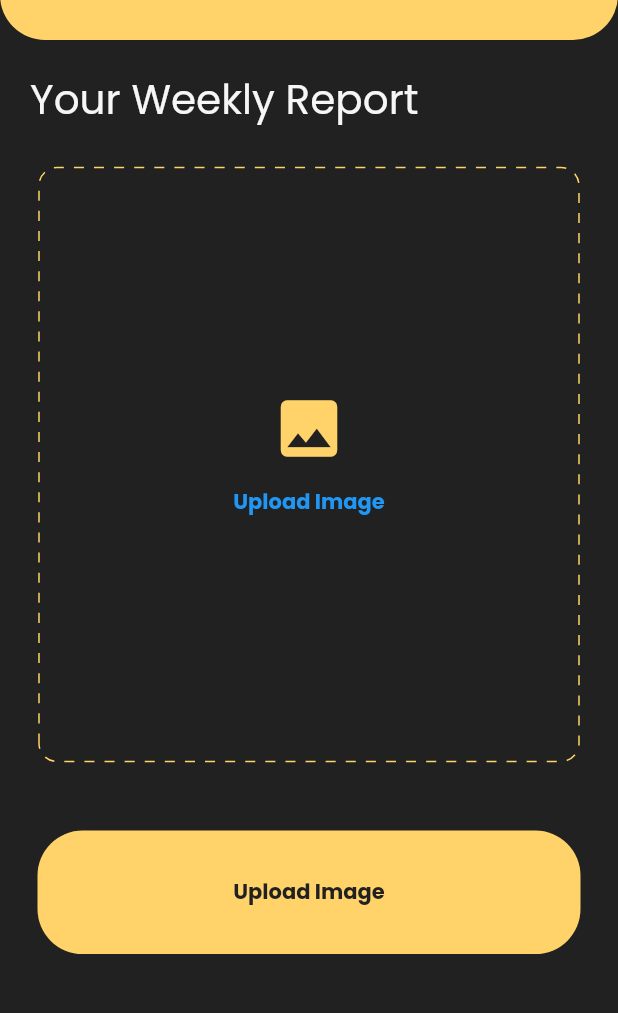
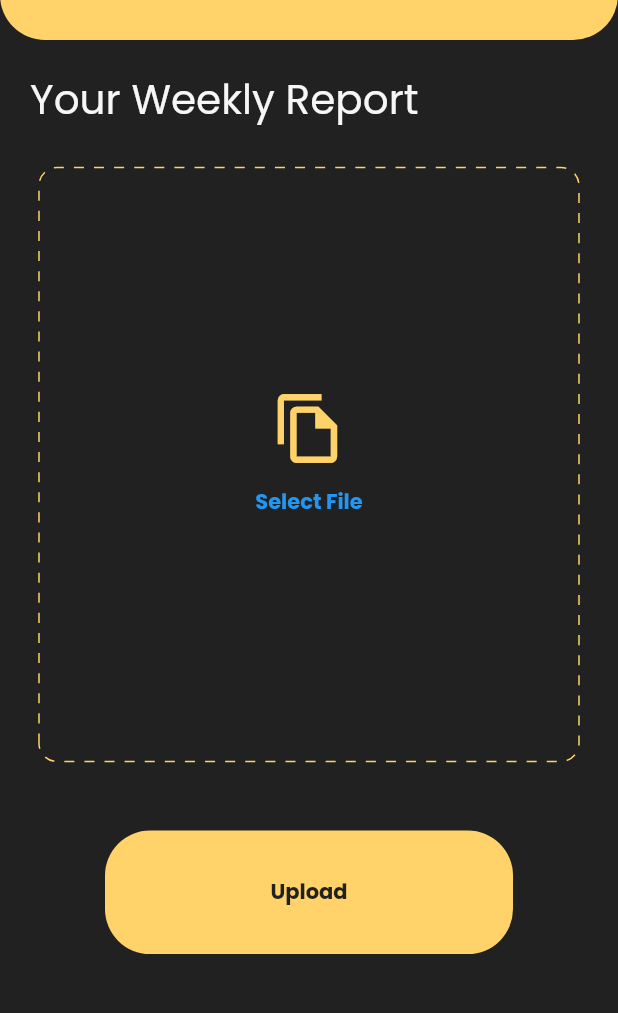
Before and after one commit to jesi318/serviz-old, a Flutter app: the UploadWeekForm screen opened by its route, on a phone screen of 412 x 824 dp, the part 95-1108 px from its top. Run offline on Flutter 3.47's test engine with Material 2 defaults, Android fonts, the phone set to English and light mode, and no system bars; drawn by our look-alikes of dotted_border, flutter_bounce; our stand-ins replace file_picker, firebase_core, get, google_fonts, percent_indicator; accounts and stored records are empty.

Commit message:
Changed image picker to file picker for weekly report

```diff
--- a/lib/controllers/imagePicker_controller.dart
+++ /dev/null
@@ -1,20 +0,0 @@
-import 'package:flutter/material.dart';
-import 'package:get/get.dart';
-import 'package:image_picker/image_picker.dart';
-
-class ImagePickerController extends GetxController {
-  var selectedImagePath = ''.obs;
-  var selectedImageSize = ''.obs;
-
-  void getImage(ImageSource imageSource) async {
-    final pickedFile = await ImagePicker().pickImage(source: imageSource);
-    if (pickedFile != null) {
-      selectedImagePath.value = pickedFile.path;
-    } else {
-      Get.snackbar("Error", "No image selected",
-          snackPosition: SnackPosition.BOTTOM,
-          backgroundColor: Colors.black,
-          colorText: Colors.white);
-    }
-  }
-}
--- a/lib/screens/week_form.dart
+++ b/lib/screens/week_form.dart
@@ -1,15 +1,15 @@
 import 'dart:io';
 
 import 'package:dotted_border/dotted_border.dart';
+import 'package:file_picker/file_picker.dart';
 import 'package:flutter/material.dart';
 import 'package:flutter/services.dart';
 import 'package:flutter/src/foundation/key.dart';
 import 'package:flutter/src/widgets/framework.dart';
 import 'package:flutter_bounce/flutter_bounce.dart';
 import 'package:get/get.dart';
+import 'package:get/get_connect/http/src/utils/utils.dart';
 import 'package:google_fonts/google_fonts.dart';
-import 'package:image_picker/image_picker.dart';
-import 'package:serviz/controllers/imagePicker_controller.dart';
 import 'package:serviz/utils/colors.dart';
 import 'package:serviz/widgets/appbar.dart';
 
@@ -21,12 +21,19 @@ class UploadWeekForm extends StatefulWidget {
 }
 
 class _UploadWeekFormState extends State<UploadWeekForm> {
-  File? image;
+  PlatformFile? pickedFile;
 
-  ImagePicker imagePicker = ImagePicker();
+  Future selectFile() async {
+    final result = await FilePicker.platform
+        .pickFiles(type: FileType.custom, allowedExtensions: ['pdf']);
+    if (result == null) {
+      return;
+    }
 
-  ImagePickerController imagePickerController =
-      Get.put(ImagePickerController());
+    setState(() {
+      pickedFile = result.files.first;
+    });
+  }
 
   @override
   Widget build(BuildContext context) {
@@ -56,10 +63,26 @@ class _UploadWeekFormState extends State<UploadWeekForm> {
               ],
             ),
             Row(
+              mainAxisAlignment: MainAxisAlignment.center,
               crossAxisAlignment: CrossAxisAlignment.center,
               children: [
-                Obx(() => imagePickerController.selectedImagePath.value == ''
-                    ? Expanded(
+                pickedFile != null
+                    ? Column(
+                        mainAxisAlignment: MainAxisAlignment.center,
+                        children: [
+                          SizedBox(height: 70),
+                          ClipRRect(
+                            child: Image.asset("assets/icons/Pdf_icon.png"),
+                          ),
+                          SizedBox(height: 30),
+                          Text(
+                            pickedFile!.name,
+                            style: TextStyle(color: Colors.white),
+                          ),
+                          SizedBox(height: 30),
+                        ],
+                      )
+                    : Expanded(
                         child: Padding(
                             padding: const EdgeInsets.all(18.0),
                             child: Container(
@@ -71,23 +94,6 @@ class _UploadWeekFormState extends State<UploadWeekForm> {
                                     color: AppColors.black_background,
                                     borderRadius: BorderRadius.circular(12)))),
                       )
-                    : Expanded(
-                        child: Padding(
-                          padding: const EdgeInsets.all(18.0),
-                          child: Container(
-                            height: MediaQuery.of(context).size.height * 0.5,
-                            width: MediaQuery.of(context).size.width - 80,
-                            child: ClipRRect(
-                              borderRadius: BorderRadius.circular(12),
-                              child: Image.file(
-                                File(imagePickerController
-                                    .selectedImagePath.value),
-                                fit: BoxFit.fill,
-                              ),
-                            ),
-                          ),
-                        ),
-                      )),
               ],
             ),
             SizedBox(
@@ -96,21 +102,19 @@ class _UploadWeekFormState extends State<UploadWeekForm> {
             Row(
               crossAxisAlignment: CrossAxisAlignment.center,
               children: [
-                Align(
-                  alignment: AlignmentDirectional.center,
+                Expanded(
                   child: Padding(
-                    padding: const EdgeInsets.only(left: 25),
-                    child: Expanded(
+                    padding: const EdgeInsets.fromLTRB(70, 0, 70, 0),
                     child: Bounce(
                         child: Container(
-                            width: MediaQuery.of(context).size.width - 50,
+                          width: MediaQuery.of(context).size.width - 100,
                           height: MediaQuery.of(context).size.height * 1 / 10,
                           decoration: BoxDecoration(
                               borderRadius: BorderRadius.circular(30),
                               color: AppColors.yellow_accent),
                           child: Center(
                             child: Text(
-                                'Upload Image',
+                              'Upload',
                               style: GoogleFonts.poppins(
                                   color: AppColors.black_background,
                                   fontWeight: FontWeight.bold),
@@ -121,7 +125,6 @@ class _UploadWeekFormState extends State<UploadWeekForm> {
                         onPressed: () {}),
                   ),
                 ),
-                )
               ],
             )
           ],
@@ -142,106 +145,20 @@ class _UploadWeekFormState extends State<UploadWeekForm> {
                 crossAxisAlignment: CrossAxisAlignment.center,
                 children: [
                   Icon(
-                    Icons.image,
+                    Icons.file_copy_outlined,
                     color: AppColors.yellow_accent,
                     size: 50,
                   ),
                   TextButton(
-                      onPressed: () {
-                        showModalBottomSheet(
-                            context: context,
-                            builder: ((context) => bottomSheet(context)));
+                      onPressed: () async {
+                        selectFile();
                       },
                       child: Text(
-                        "Upload Image",
+                        "Select File",
                         style: GoogleFonts.poppins(fontWeight: FontWeight.bold),
                       ))
                 ]),
           ),
         ));
   }
-
-  Widget bottomSheet(BuildContext context) {
-    Size size = MediaQuery.of(context).size;
-    return Container(
-      color: Colors.black,
-      width: double.infinity,
-      height: size.height * 0.2,
-      child: Column(
-        children: [
-          const SizedBox(
-            height: 10,
-          ),
-          Text(
-            "Choose Image",
-            style: GoogleFonts.poppins(
-                color: AppColors.white_text, fontWeight: FontWeight.bold),
-          ),
-          const SizedBox(
-            height: 40,
-          ),
-          Row(
-            mainAxisAlignment: MainAxisAlignment.center,
-            children: [
-              InkWell(
-                child: Column(
-                  children: [
-                    Icon(Icons.image, color: AppColors.white_text),
-                    SizedBox(
-                      height: 5,
-                    ),
-                    Text(
-                      "Gallery",
-                      style: GoogleFonts.poppins(color: AppColors.white_text),
-                    )
-                  ],
-                ),
-                onTap: (() {
-                  imagePickerController.getImage(ImageSource.gallery);
-                }),
-              ),
-              SizedBox(
-                width: 60,
-              ),
-              InkWell(
-                child: Column(
-                  children: [
-                    Icon(Icons.camera_alt_rounded, color: AppColors.white_text),
-                    SizedBox(
-                      height: 5,
-                    ),
-                    Text(
-                      "Camera",
-                      style: GoogleFonts.poppins(color: AppColors.white_text),
-                    )
-                  ],
-                ),
-                onTap: (() {
-                  imagePickerController.getImage(ImageSource.camera);
-                }),
-              ),
-            ],
-          )
-        ],
-      ),
-    );
 }
-
-  Future PickImage(ImageSource source) async {
-    try {
-      final image =
-          await imagePicker.pickImage(source: source, imageQuality: 100);
-
-      if (image == null) {
-        return;
-      }
-      final imageTemporary = File(image.path);
-
-      setState(() {
-        this.image = imageTemporary;
-      });
-    } on PlatformException catch (e) {
-      print("Failed to pick image : $e");
-    }
-  }
-}
--- a/pubspec.yaml
+++ b/pubspec.yaml
@@ -39,8 +39,8 @@ dependencies:
   get: ^4.6.5
   flutter_bounce: ^1.1.0
   percent_indicator: ^4.2.2
-  image_picker: ^0.8.5+3
   dotted_border: ^2.0.0+2
+  file_picker: ^5.0.1
 
 dev_dependencies:
   flutter_test:
```
Also changed, not shown: assets/icons/Pdf_icon.png (added), pubspec.lock. Lines whose indentation alone changed are shown as unchanged.
